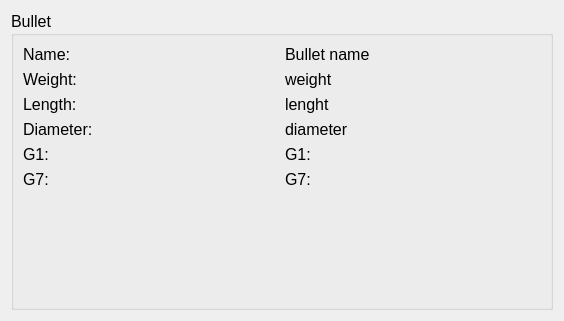
First picture: the form in ui_templates/catalog_bullet_info.ui, repository o-murphy/archer_ballistics_constructor, before the edit.
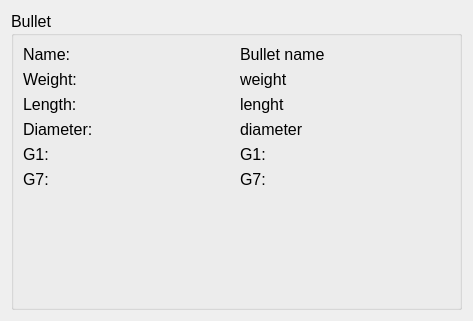
Second picture: the form after the edit.

What changed in the file:
```diff
--- a/ui_templates/catalog_bullet_info.ui
+++ b/ui_templates/catalog_bullet_info.ui
@@ -6,7 +6,7 @@
    <rect>
     <x>0</x>
     <y>0</y>
-    <width>564</width>
+    <width>473</width>
     <height>321</height>
    </rect>
   </property>
@@ -16,6 +16,12 @@
     <verstretch>0</verstretch>
    </sizepolicy>
   </property>
+  <property name="maximumSize">
+   <size>
+    <width>473</width>
+    <height>16777215</height>
+   </size>
+  </property>
   <property name="windowTitle">
    <string>Form</string>
   </property>
```
